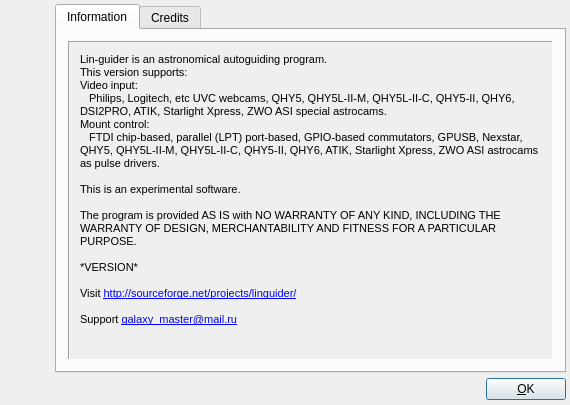
Old version of the form lin_guider/ui/about.ui in the repository ploki/lin_guider.
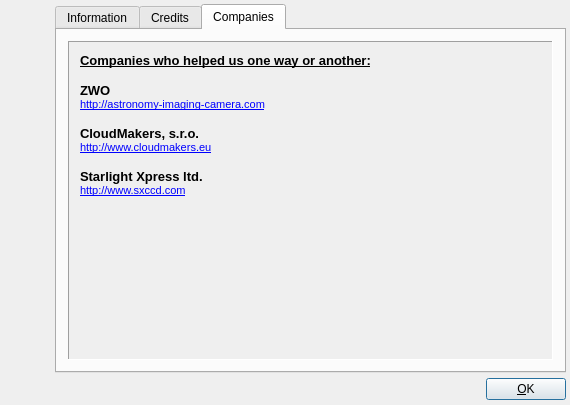
New version of the form. Icons and pictures are not drawn.

What changed in the file:
```diff
--- a/lin_guider/ui/about.ui
+++ b/lin_guider/ui/about.ui
@@ -38,7 +38,7 @@
       <enum>QTabWidget::Rounded</enum>
      </property>
      <property name="currentIndex">
-      <number>0</number>
+      <number>2</number>
      </property>
      <widget class="QWidget" name="tab_Main">
       <attribute name="title">
@@ -111,7 +111,7 @@
       <attribute name="title">
        <string>Credits</string>
       </attribute>
-      <layout class="QGridLayout" name="gridLayout_5">
+      <layout class="QGridLayout" name="gridLayout_7">
        <item row="0" column="0">
         <widget class="QScrollArea" name="scrollArea_Credits">
          <property name="frameShape">
@@ -136,14 +136,79 @@
               <string>&lt;!DOCTYPE HTML PUBLIC &quot;-//W3C//DTD HTML 4.0//EN&quot; &quot;http://www.w3.org/TR/REC-html40/strict.dtd&quot;&gt;
 &lt;html&gt;&lt;head&gt;&lt;meta name=&quot;qrichtext&quot; content=&quot;1&quot; /&gt;&lt;style type=&quot;text/css&quot;&gt;
 p, li { white-space: pre-wrap; }
+&lt;/style&gt;&lt;/head&gt;&lt;body style=&quot; font-family:'Ubuntu'; font-size:11pt; font-weight:400; font-style:normal;&quot;&gt;
+&lt;p style=&quot; margin-top:0px; margin-bottom:0px; margin-left:0px; margin-right:0px; -qt-block-indent:0; text-indent:0px;&quot;&gt;&lt;span style=&quot; font-family:'Tahoma'; font-size:10pt; font-weight:600; text-decoration: underline;&quot;&gt;Core developers&lt;/span&gt;&lt;span style=&quot; font-family:'Tahoma'; font-size:10pt; font-weight:600;&quot;&gt;:&lt;/span&gt;&lt;/p&gt;
+&lt;p style=&quot; margin-top:0px; margin-bottom:0px; margin-left:0px; margin-right:0px; -qt-block-indent:0; text-indent:0px;&quot;&gt;&lt;span style=&quot; font-family:'Tahoma'; font-size:8pt; font-weight:600;&quot;&gt;Andew Stepanenko &lt;/span&gt;&lt;span style=&quot; font-family:'Tahoma'; font-size:8pt;&quot;&gt;(&lt;/span&gt;&lt;a href=&quot;mailto:galaxy_master@mail.ru&quot;&gt;&lt;span style=&quot; font-family:'Tahoma'; font-size:8pt; text-decoration: underline; color:#0000ff;&quot;&gt;galaxy_master@mail.ru&lt;/span&gt;&lt;/a&gt;&lt;span style=&quot; font-family:'Tahoma'; font-size:8pt;&quot;&gt;)&lt;/span&gt;&lt;/p&gt;
+&lt;p style=&quot; margin-top:0px; margin-bottom:0px; margin-left:0px; margin-right:0px; -qt-block-indent:0; text-indent:0px;&quot;&gt;&lt;span style=&quot; font-family:'Tahoma'; font-size:8pt; font-weight:600;&quot;&gt;Rumen G.Bogdanovski&lt;/span&gt;&lt;span style=&quot; font-family:'Tahoma'; font-size:8pt;&quot;&gt; (&lt;/span&gt;&lt;a href=&quot;mailto:rumen@skyarchive.org&quot;&gt;&lt;span style=&quot; font-family:'Tahoma'; font-size:8pt; text-decoration: underline; color:#0000ff;&quot;&gt;rumen@skyarchive.org&lt;/span&gt;&lt;/a&gt;&lt;span style=&quot; font-family:'Tahoma'; font-size:8pt;&quot;&gt;)&lt;/span&gt;&lt;/p&gt;
+&lt;p style=&quot;-qt-paragraph-type:empty; margin-top:0px; margin-bottom:0px; margin-left:0px; margin-right:0px; -qt-block-indent:0; text-indent:0px; font-family:'Tahoma'; font-size:8pt;&quot;&gt;&lt;br /&gt;&lt;/p&gt;
+&lt;p style=&quot; margin-top:0px; margin-bottom:0px; margin-left:0px; margin-right:0px; -qt-block-indent:0; text-indent:0px;&quot;&gt;&lt;span style=&quot; font-family:'Tahoma'; font-size:10pt; font-weight:600; text-decoration: underline;&quot;&gt;Contributors and testers:&lt;/span&gt;&lt;/p&gt;
+&lt;p style=&quot; margin-top:0px; margin-bottom:0px; margin-left:0px; margin-right:0px; -qt-block-indent:0; text-indent:0px;&quot;&gt;&lt;span style=&quot; font-family:'Tahoma'; font-size:8pt; font-weight:600;&quot;&gt;Anat Ruangrassamee&lt;/span&gt;&lt;span style=&quot; font-family:'Tahoma'; font-size:8pt;&quot;&gt; (&lt;/span&gt;&lt;a href=&quot;mailto:aruangra@yahoo.com&quot;&gt;&lt;span style=&quot; font-family:'Tahoma'; font-size:8pt; text-decoration: underline; color:#0000ff;&quot;&gt;aruangra@yahoo.com&lt;/span&gt;&lt;/a&gt;&lt;span style=&quot; font-family:'Tahoma'; font-size:8pt;&quot;&gt;)&lt;/span&gt;&lt;/p&gt;
+&lt;p style=&quot; margin-top:0px; margin-bottom:0px; margin-left:0px; margin-right:0px; -qt-block-indent:0; text-indent:0px;&quot;&gt;&lt;span style=&quot; font-family:'Tahoma'; font-size:8pt; font-weight:600;&quot;&gt;Giampiero Spezzano&lt;/span&gt;&lt;span style=&quot; font-family:'Tahoma'; font-size:8pt;&quot;&gt; (&lt;/span&gt;&lt;a href=&quot;mailto:gspezzano@gmail.com&quot;&gt;&lt;span style=&quot; font-family:'Tahoma'; font-size:8pt; text-decoration: underline; color:#0000ff;&quot;&gt;gspezzano@gmail.com&lt;/span&gt;&lt;/a&gt;&lt;span style=&quot; font-family:'Tahoma'; font-size:8pt;&quot;&gt;)&lt;/span&gt;&lt;/p&gt;
+&lt;p style=&quot; margin-top:0px; margin-bottom:0px; margin-left:0px; margin-right:0px; -qt-block-indent:0; text-indent:0px;&quot;&gt;&lt;span style=&quot; font-family:'Tahoma'; font-size:8pt; font-weight:600;&quot;&gt;Ben Gilsrud&lt;/span&gt;&lt;span style=&quot; font-family:'Tahoma'; font-size:8pt;&quot;&gt; (&lt;/span&gt;&lt;a href=&quot;mailto:bgilsrud@gmail.com&quot;&gt;&lt;span style=&quot; font-family:'Tahoma'; font-size:8pt; text-decoration: underline; color:#0000ff;&quot;&gt;bgilsrud@gmail.com&lt;/span&gt;&lt;/a&gt;&lt;span style=&quot; font-family:'Tahoma'; font-size:8pt;&quot;&gt;)&lt;/span&gt;&lt;/p&gt;
+&lt;p style=&quot; margin-top:0px; margin-bottom:0px; margin-left:0px; margin-right:0px; -qt-block-indent:0; text-indent:0px;&quot;&gt;&lt;span style=&quot; font-family:'Tahoma'; font-size:8pt; font-weight:600;&quot;&gt;Grey&lt;/span&gt;&lt;span style=&quot; font-family:'Tahoma'; font-size:8pt;&quot;&gt; (&lt;/span&gt;&lt;a href=&quot;mailto:ii@ru.ru&quot;&gt;&lt;span style=&quot; font-family:'Tahoma'; font-size:8pt; text-decoration: underline; color:#0000ff;&quot;&gt;ii@ru.ru&lt;/span&gt;&lt;/a&gt;&lt;span style=&quot; font-family:'Tahoma'; font-size:8pt;&quot;&gt;)&lt;/span&gt;&lt;/p&gt;
+&lt;p style=&quot; margin-top:0px; margin-bottom:0px; margin-left:0px; margin-right:0px; -qt-block-indent:0; text-indent:0px;&quot;&gt;&lt;span style=&quot; font-family:'Tahoma'; font-size:8pt; font-weight:600;&quot;&gt;Clive Rogers&lt;/span&gt;&lt;span style=&quot; font-family:'Tahoma'; font-size:8pt;&quot;&gt; (&lt;/span&gt;&lt;a href=&quot;mailto:c.rogers@ntlworld.com&quot;&gt;&lt;span style=&quot; font-family:'Tahoma'; font-size:8pt; text-decoration: underline; color:#0000ff;&quot;&gt;c.rogers@ntlworld.com&lt;/span&gt;&lt;/a&gt;&lt;span style=&quot; font-family:'Tahoma'; font-size:8pt;&quot;&gt;)&lt;/span&gt;&lt;/p&gt;
+&lt;p style=&quot; margin-top:0px; margin-bottom:0px; margin-left:0px; margin-right:0px; -qt-block-indent:0; text-indent:0px;&quot;&gt;&lt;span style=&quot; font-family:'Tahoma'; font-size:8pt; font-weight:600;&quot;&gt;Maxim Parygin&lt;/span&gt;&lt;span style=&quot; font-family:'Tahoma'; font-size:8pt;&quot;&gt; (&lt;/span&gt;&lt;a href=&quot;mailto:developer.mak@gmail.com&quot;&gt;&lt;span style=&quot; font-family:'Tahoma'; font-size:8pt; text-decoration: underline; color:#0000ff;&quot;&gt;developer.mak@gmail.com&lt;/span&gt;&lt;/a&gt;&lt;span style=&quot; font-family:'Tahoma'; font-size:8pt;&quot;&gt;)&lt;/span&gt;&lt;/p&gt;&lt;/body&gt;&lt;/html&gt;</string>
+             </property>
+             <property name="alignment">
+              <set>Qt::AlignLeading|Qt::AlignLeft|Qt::AlignTop</set>
+             </property>
+             <property name="wordWrap">
+              <bool>true</bool>
+             </property>
+             <property name="openExternalLinks">
+              <bool>true</bool>
+             </property>
+             <property name="textInteractionFlags">
+              <set>Qt::LinksAccessibleByMouse</set>
+             </property>
+            </widget>
+           </item>
+          </layout>
+         </widget>
+        </widget>
+       </item>
+      </layout>
+     </widget>
+     <widget class="QWidget" name="tab_Companies">
+      <attribute name="title">
+       <string>Companies</string>
+      </attribute>
+      <layout class="QGridLayout" name="gridLayout_6">
+       <item row="0" column="0">
+        <widget class="QScrollArea" name="scrollArea_Companies">
+         <property name="frameShape">
+          <enum>QFrame::Panel</enum>
+         </property>
+         <property name="widgetResizable">
+          <bool>true</bool>
+         </property>
+         <widget class="QWidget" name="scrollAreaWidgetContents_3">
+          <property name="geometry">
+           <rect>
+            <x>0</x>
+            <y>0</y>
+            <width>404</width>
+            <height>315</height>
+           </rect>
+          </property>
+          <layout class="QGridLayout" name="gridLayout_5">
+           <item row="0" column="0">
+            <widget class="QLabel" name="label_Info_3">
+             <property name="text">
+              <string>&lt;!DOCTYPE HTML PUBLIC &quot;-//W3C//DTD HTML 4.0//EN&quot; &quot;http://www.w3.org/TR/REC-html40/strict.dtd&quot;&gt;
+&lt;html&gt;&lt;head&gt;&lt;meta name=&quot;qrichtext&quot; content=&quot;1&quot; /&gt;&lt;style type=&quot;text/css&quot;&gt;
+p, li { white-space: pre-wrap; }
 &lt;/style&gt;&lt;/head&gt;&lt;body style=&quot; font-family:'Tahoma'; font-size:8pt; font-weight:400; font-style:normal;&quot;&gt;
-&lt;p style=&quot; margin-top:0px; margin-bottom:0px; margin-left:0px; margin-right:0px; -qt-block-indent:0; text-indent:0px;&quot;&gt;&lt;span style=&quot; font-weight:600;&quot;&gt;Rumen G.Bogdanovski&lt;/span&gt; (&lt;a href=&quot;mailto:rumen@skyarchive.org&quot;&gt;&lt;span style=&quot; text-decoration: underline; color:#0000ff;&quot;&gt;rumen@skyarchive.org&lt;/span&gt;&lt;/a&gt;)&lt;/p&gt;
-&lt;p style=&quot; margin-top:0px; margin-bottom:0px; margin-left:0px; margin-right:0px; -qt-block-indent:0; text-indent:0px;&quot;&gt;&lt;span style=&quot; font-weight:600;&quot;&gt;Anat Ruangrassamee&lt;/span&gt; (&lt;a href=&quot;mailto:aruangra@yahoo.com&quot;&gt;&lt;span style=&quot; text-decoration: underline; color:#0000ff;&quot;&gt;aruangra@yahoo.com&lt;/span&gt;&lt;/a&gt;)&lt;/p&gt;
-&lt;p style=&quot; margin-top:0px; margin-bottom:0px; margin-left:0px; margin-right:0px; -qt-block-indent:0; text-indent:0px;&quot;&gt;&lt;span style=&quot; font-weight:600;&quot;&gt;Giampiero Spezzano&lt;/span&gt; (&lt;a href=&quot;mailto:gspezzano@gmail.com&quot;&gt;&lt;span style=&quot; text-decoration: underline; color:#0000ff;&quot;&gt;gspezzano@gmail.com&lt;/span&gt;&lt;/a&gt;)&lt;/p&gt;
-&lt;p style=&quot; margin-top:0px; margin-bottom:0px; margin-left:0px; margin-right:0px; -qt-block-indent:0; text-indent:0px;&quot;&gt;&lt;span style=&quot; font-weight:600;&quot;&gt;Ben Gilsrud&lt;/span&gt; (&lt;a href=&quot;mailto:bgilsrud@gmail.com&quot;&gt;&lt;span style=&quot; text-decoration: underline; color:#0000ff;&quot;&gt;bgilsrud@gmail.com&lt;/span&gt;&lt;/a&gt;)&lt;/p&gt;
-&lt;p style=&quot; margin-top:0px; margin-bottom:0px; margin-left:0px; margin-right:0px; -qt-block-indent:0; text-indent:0px;&quot;&gt;&lt;span style=&quot; font-weight:600;&quot;&gt;Grey&lt;/span&gt; (&lt;a href=&quot;mailto:ii@ru.ru&quot;&gt;&lt;span style=&quot; text-decoration: underline; color:#0000ff;&quot;&gt;ii@ru.ru&lt;/span&gt;&lt;/a&gt;)&lt;/p&gt;
-&lt;p style=&quot; margin-top:0px; margin-bottom:0px; margin-left:0px; margin-right:0px; -qt-block-indent:0; text-indent:0px;&quot;&gt;&lt;span style=&quot; font-weight:600;&quot;&gt;Clive Rogers&lt;/span&gt; (&lt;a href=&quot;mailto:c.rogers@ntlworld.com&quot;&gt;&lt;span style=&quot; text-decoration: underline; color:#0000ff;&quot;&gt;c.rogers@ntlworld.com&lt;/span&gt;&lt;/a&gt;)&lt;/p&gt;
-&lt;p style=&quot; margin-top:0px; margin-bottom:0px; margin-left:0px; margin-right:0px; -qt-block-indent:0; text-indent:0px;&quot;&gt;&lt;span style=&quot; font-weight:600;&quot;&gt;Maxim Parygin&lt;/span&gt; (&lt;a href=&quot;mailto:developer.mak@gmail.com&quot;&gt;&lt;span style=&quot; text-decoration: underline; color:#0000ff;&quot;&gt;developer.mak@gmail.com&lt;/span&gt;&lt;/a&gt;)&lt;/p&gt;&lt;/body&gt;&lt;/html&gt;</string>
+&lt;p style=&quot; margin-top:0px; margin-bottom:0px; margin-left:0px; margin-right:0px; -qt-block-indent:0; text-indent:0px;&quot;&gt;&lt;span style=&quot; font-family:'Tahoma'; font-size:10pt; font-weight:600; text-decoration: underline;&quot;&gt;Companies who helped us one way or another:&lt;/span&gt;&lt;/p&gt;
+&lt;p style=&quot;-qt-paragraph-type:empty; margin-top:0px; margin-bottom:0px; margin-left:0px; margin-right:0px; -qt-block-indent:0; text-indent:0px; font-family:'Tahoma'; font-size:10pt; font-weight:600; text-decoration: underline;&quot;&gt;&lt;br /&gt;&lt;/p&gt;
+&lt;p style=&quot; margin-top:0px; margin-bottom:0px; margin-left:0px; margin-right:0px; -qt-block-indent:0; text-indent:0px;&quot;&gt;&lt;span style=&quot; font-family:'Tahoma'; font-size:10pt; font-weight:600;&quot;&gt;ZWO&lt;/span&gt;&lt;/p&gt;
+&lt;p style=&quot; margin-top:0px; margin-bottom:0px; margin-left:0px; margin-right:0px; -qt-block-indent:0; text-indent:0px;&quot;&gt;&lt;a href=&quot;http://astronomy-imaging-camera.com&quot;&gt;&lt;span style=&quot; font-family:'Tahoma'; text-decoration: underline; color:#0000ff;&quot;&gt;http://astronomy-imaging-camera.com&lt;/span&gt;&lt;/a&gt;&lt;/p&gt;
+&lt;p style=&quot;-qt-paragraph-type:empty; margin-top:0px; margin-bottom:0px; margin-left:0px; margin-right:0px; -qt-block-indent:0; text-indent:0px; font-family:'Tahoma'; font-size:10pt; text-decoration: underline; color:#0000ff;&quot;&gt;&lt;br /&gt;&lt;/p&gt;
+&lt;p style=&quot; margin-top:0px; margin-bottom:0px; margin-left:0px; margin-right:0px; -qt-block-indent:0; text-indent:0px;&quot;&gt;&lt;span style=&quot; font-family:'Tahoma'; font-size:10pt; font-weight:600;&quot;&gt;CloudMakers, s.r.o.&lt;/span&gt;&lt;/p&gt;
+&lt;p style=&quot; margin-top:0px; margin-bottom:0px; margin-left:0px; margin-right:0px; -qt-block-indent:0; text-indent:0px;&quot;&gt;&lt;a href=&quot;http://www.cloudmakers.eu&quot;&gt;&lt;span style=&quot; font-family:'Tahoma'; text-decoration: underline; color:#0000ff;&quot;&gt;http://www.cloudmakers.eu&lt;/span&gt;&lt;/a&gt;&lt;/p&gt;
+&lt;p style=&quot;-qt-paragraph-type:empty; margin-top:0px; margin-bottom:0px; margin-left:0px; margin-right:0px; -qt-block-indent:0; text-indent:0px; font-family:'Tahoma'; font-size:10pt;&quot;&gt;&lt;br /&gt;&lt;/p&gt;
+&lt;p style=&quot; margin-top:0px; margin-bottom:0px; margin-left:0px; margin-right:0px; -qt-block-indent:0; text-indent:0px;&quot;&gt;&lt;span style=&quot; font-family:'Tahoma'; font-size:10pt; font-weight:600;&quot;&gt;Starlight Xpress ltd.&lt;/span&gt;&lt;/p&gt;
+&lt;p style=&quot; margin-top:0px; margin-bottom:0px; margin-left:0px; margin-right:0px; -qt-block-indent:0; text-indent:0px;&quot;&gt;&lt;a href=&quot;http://www.sxccd.com&quot;&gt;&lt;span style=&quot; font-family:'Tahoma'; text-decoration: underline; color:#0000ff;&quot;&gt;http://www.sxccd.com&lt;/span&gt;&lt;/a&gt;&lt;/p&gt;&lt;/body&gt;&lt;/html&gt;</string>
              </property>
              <property name="alignment">
               <set>Qt::AlignLeading|Qt::AlignLeft|Qt::AlignTop</set>
```
Left out of the diff: 149 changed lines with no effect on the pictures.
